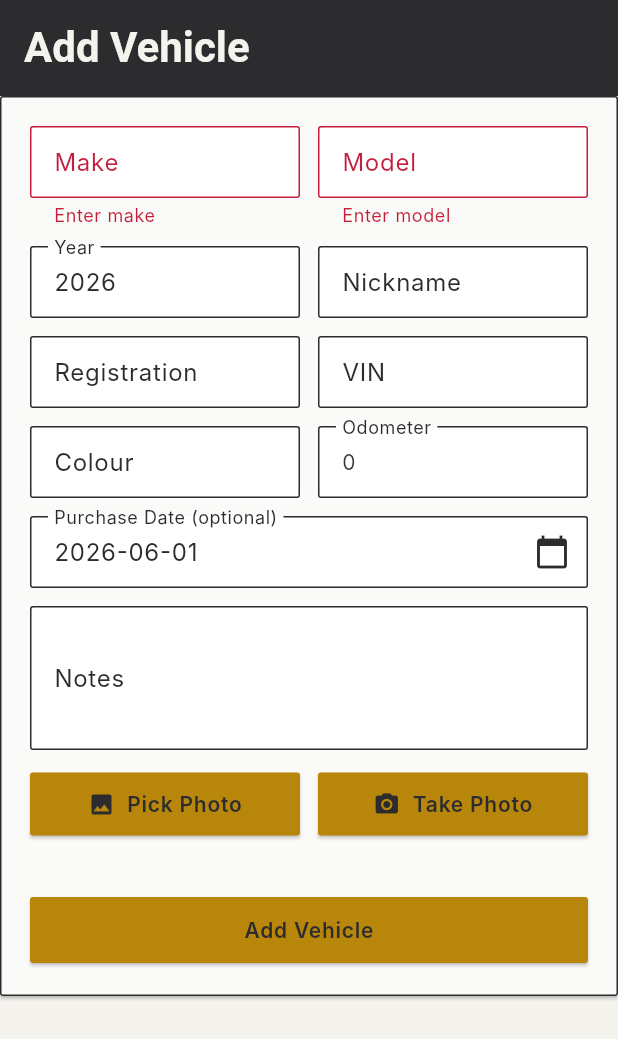
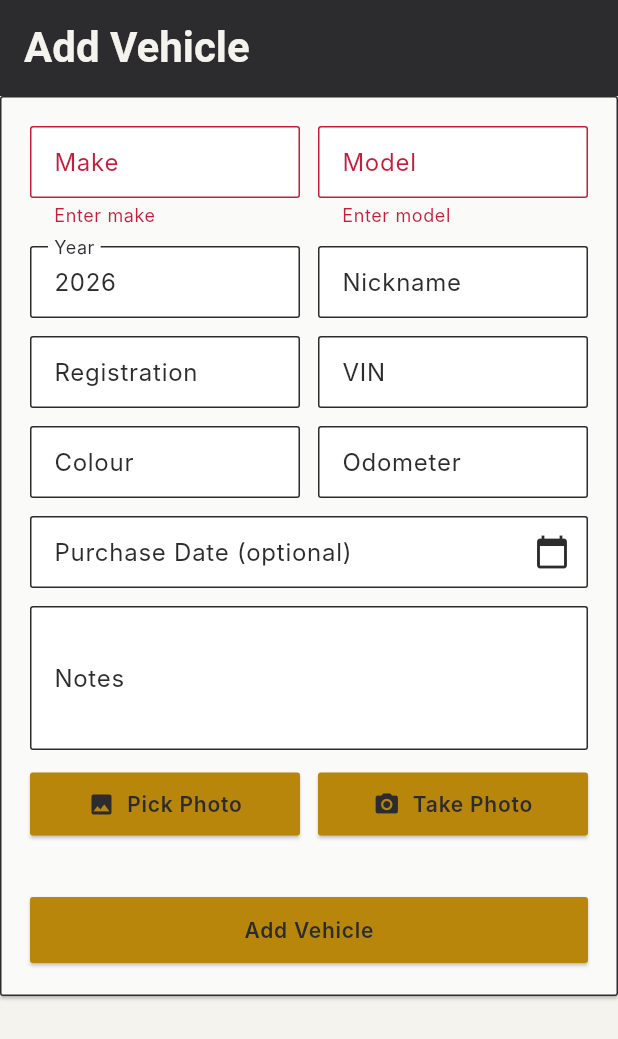
Before and after one commit to halldorstefans/tala_app, a Flutter app: the VehicleFormScreen screen opened by its route, after a tap on "Add Vehicle", on a phone screen of 412 x 824 dp. Shown: the top 1039 px of the screen. Run offline on Flutter 3.47's test engine with Material 3 defaults, Android fonts, the phone set to English and light mode, and no system bars; our stand-ins replace drift, flutter_image_compress, go_router, image_picker, jwt_decoder, photo_view and 1 more; accounts and stored records are empty; generated files the repository leaves out were written again; Roboto replaces fonts that are missing (DINCondensed, Inter).

Commit message:
Fix optional field defaults and null display in vehicle/job forms and details
- Vehicle form: odometer, registration, vin, purchaseDate now null
  by default instead of 0/''/DateTime.now(); empty strings converted
  to null on save
- Vehicle detail: odometer shows 0, text fields show '' when null
- Job detail: odometer shows 0, cost shows 0.00, dates show '' when
  null; status uses statusLabel() for human-readable label

```diff
--- a/lib/ui/vehicle/form/widgets/vehicle_form_screen.dart
+++ b/lib/ui/vehicle/form/widgets/vehicle_form_screen.dart
@@ -22,12 +22,12 @@ class _VehicleFormScreenState extends State<VehicleFormScreen> {
   late String _make = '';
   late String _model = '';
   late int _year = DateTime.now().year;
-  late String? _nickname = '';
-  late String? _registration = '';
-  late String? _vin = '';
-  late String? _colour = '';
-  late int? _odometer = 0;
-  late DateTime? _purchaseDate = DateTime.now();
+  String? _nickname = '';
+  String? _registration;
+  String? _vin;
+  String? _colour = '';
+  int? _odometer;
+  DateTime? _purchaseDate;
   late String? _notes = '';
   late String? _photoPath = '';
   File? _selectedPhoto;
@@ -48,11 +48,6 @@ class _VehicleFormScreenState extends State<VehicleFormScreen> {
 
   @override
   void initState() {
-    if (_purchaseDate != null) {
-      _purchaseDateController.text = _purchaseDate!.toLocal().toString().split(
-        ' ',
-      )[0];
-    }
     super.initState();
 
     if (widget.viewModel.vehicle != null) {
@@ -68,6 +63,9 @@ class _VehicleFormScreenState extends State<VehicleFormScreen> {
       _purchaseDate = v.purchaseDate;
       _notes = v.notes;
       _photoPath = v.photoUrl;
+
+      _purchaseDateController.text =
+          _purchaseDate?.toLocal().toString().split(' ')[0] ?? '';
     }
 
     widget.viewModel.addListener(_updateFormFields);
@@ -110,8 +108,8 @@ class _VehicleFormScreenState extends State<VehicleFormScreen> {
         model: _model,
         year: _year,
         nickname: _nickname,
-        registration: _registration,
-        vin: _vin,
+        registration: _registration?.isEmpty == true ? null : _registration,
+        vin: _vin?.isEmpty == true ? null : _vin,
         colour: _colour,
         odometer: _odometer,
         purchaseDate: _purchaseDate,
@@ -287,7 +285,8 @@ class _VehicleFormScreenState extends State<VehicleFormScreen> {
                               decoration: const InputDecoration(
                                 labelText: 'Registration',
                               ),
-                              onChanged: (v) => _registration = v,
+                              onChanged: (v) =>
+                                  _registration = v.isEmpty ? null : v,
                             ),
                           ),
                           const SizedBox(width: 12),
@@ -298,7 +297,7 @@ class _VehicleFormScreenState extends State<VehicleFormScreen> {
                                 labelText: 'VIN',
                               ),
                               style: Theme.of(context).textTheme.bodyMedium,
-                              onChanged: (v) => _vin = v,
+                              onChanged: (v) => _vin = v.isEmpty ? null : v,
                             ),
                           ),
                         ],
@@ -334,7 +333,7 @@ class _VehicleFormScreenState extends State<VehicleFormScreen> {
                         onTap: () async {
                           final picked = await showDatePicker(
                             context: context,
-                            initialDate: _purchaseDate,
+                            initialDate: _purchaseDate ?? DateTime.now(),
                             firstDate: DateTime(1900),
                             lastDate: DateTime.now().add(
                               const Duration(days: 365),
```
Also changed, not shown: lib/ui/job/detail/widgets/job_detail_screen.dart (+7 -5 lines), lib/ui/vehicle/detail/widgets/vehicle_detail_screen.dart (+4 -4 lines).
